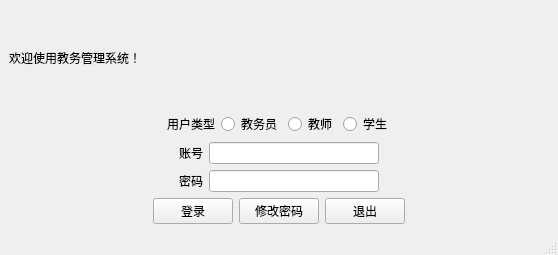
The window that MainWindow.ui (Database-Course-Developers/Educational_Administration_System) describes before a commit, drawn with Qt 5.
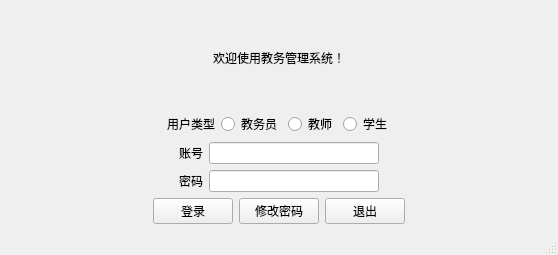
The same window after the commit.

Patch:
```diff
--- a/MainWindow.ui
+++ b/MainWindow.ui
@@ -22,6 +22,9 @@
         <property name="text">
          <string>欢迎使用教务管理系统！</string>
         </property>
+        <property name="alignment">
+         <set>Qt::AlignCenter</set>
+        </property>
        </widget>
       </item>
       <item>
```
